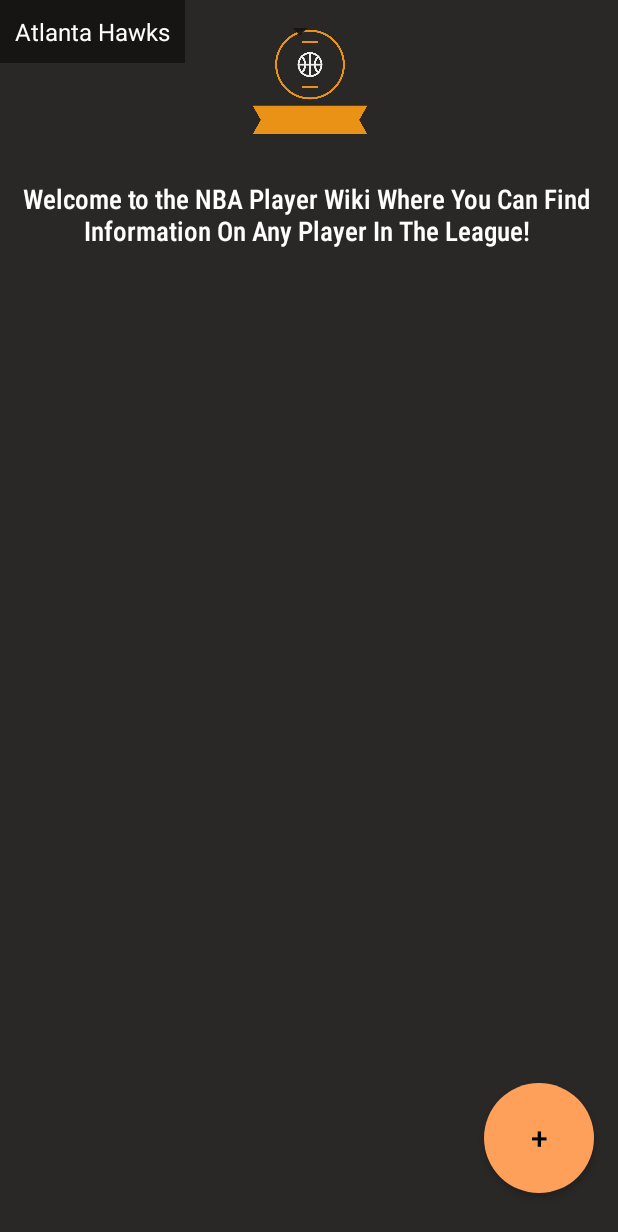
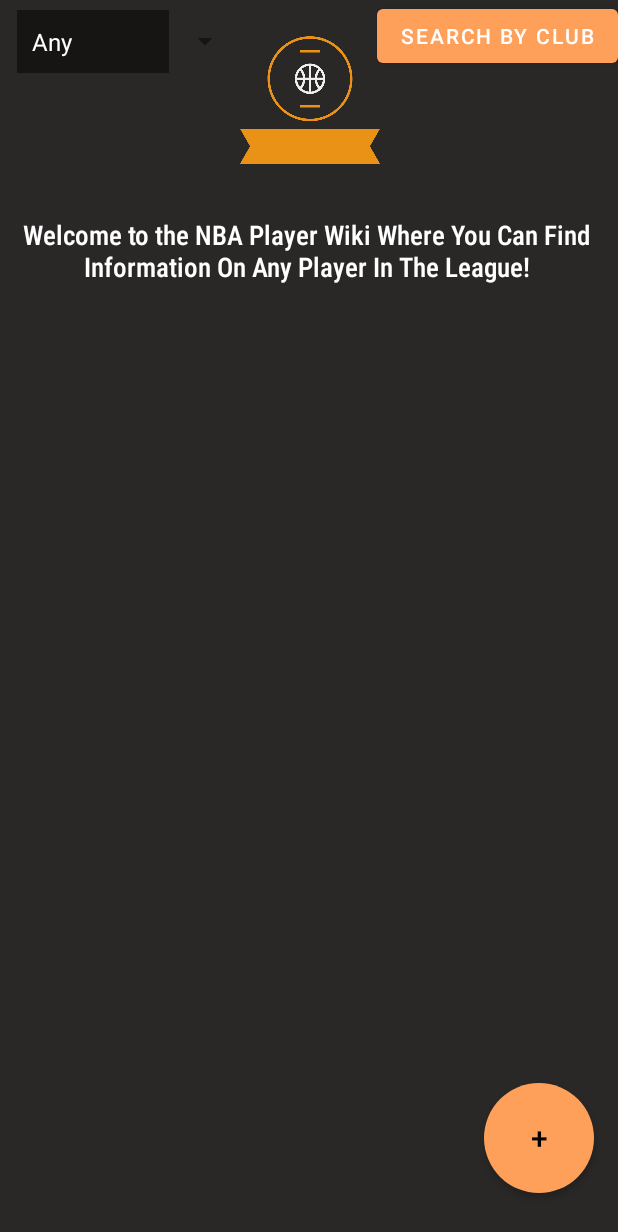
Before and after one commit to BaliciMichael/mobile_app_dev_assignment_1, an Android app: the screen it shows after launch (PlayerListMain), on a phone screen of 412 x 824 dp. Shown: the top 1232 px of the screen. Run offline under Robolectric (Android 15) with nearby library versions, the phone set to English and light mode, and no system bars; our stand-ins replace Picasso.

Commit message:
implemented filtering byclub

```diff
--- a/app/build.gradle
+++ b/app/build.gradle
@@ -3,6 +3,7 @@
     id 'org.jetbrains.kotlin.android'
     id 'kotlin-parcelize'
 }
+
 
 android {
     namespace 'ie.setu.assignment1'
--- a/app/src/main/java/ie/setu/assignment1/activities/PlayerListMain.kt
+++ b/app/src/main/java/ie/setu/assignment1/activities/PlayerListMain.kt
@@ -37,6 +37,7 @@
         }
         team =  binding.teamSpinner
         val teams = arrayOf(
+            "Any",
             "Atlanta Hawks",
             "Boston Celtics",
             "Brooklyn Nets",
@@ -71,7 +72,30 @@
         val adapter = ArrayAdapter(this, R.layout.spinner_layout, teams)
         adapter.setDropDownViewResource(R.layout.spinner_layout)
         team.adapter = adapter
+
+        binding.searchbutton.setOnClickListener{
+            val selected = team.selectedItem.toString()
+            filterSearch(selected)
+        }
     }
+
+    fun filterSearch(selectedTeam:String){
+
+        if(selectedTeam == "Any"){
+            binding.recyclerView.adapter = PlayerAdapter(app.players.findAll(),this)
+
+
+        }
+        else {
+            val filteredPlayers = app.players.findAll().filter { it.club == selectedTeam }
+            binding.recyclerView.adapter = PlayerAdapter(filteredPlayers, this)
+
+
+        }
+
+    }
+
+
     override fun onUpdateClick(player: Player) {
         val launcherIntent = Intent(this, AddPlayer::class.java)
         launcherIntent.putExtra("player_edit", player)
@@ -99,6 +123,7 @@
     }
 
 
+
     private val getClickResult =
         registerForActivityResult(
             ActivityResultContracts.StartActivityForResult()
--- a/app/src/main/res/layout/player_list_main.xml
+++ b/app/src/main/res/layout/player_list_main.xml
@@ -10,13 +10,13 @@
 
     <ImageView
         android:id="@+id/imageView"
-        android:layout_width="429dp"
-        android:layout_height="109dp"
+        android:layout_width="417dp"
+        android:layout_height="133dp"
         app:layout_constraintEnd_toEndOf="parent"
         app:layout_constraintStart_toStartOf="parent"
         app:srcCompat="@drawable/basket"
         tools:ignore="MissingConstraints"
-        tools:layout_editor_absoluteY="24dp" />
+        tools:layout_editor_absoluteY="-3dp" />
 
     <Button
         android:id="@+id/addPlayerButton"
@@ -54,16 +54,27 @@
 
     <Spinner
         android:id="@+id/teamSpinner"
-        android:layout_width="wrap_content"
-        android:layout_height="wrap_content"
+        android:layout_width="149dp"
+        android:layout_height="55dp"
         android:backgroundTint="@color/darkgrey"
         app:layout_constraintBottom_toBottomOf="parent"
         app:layout_constraintEnd_toEndOf="parent"
-        app:layout_constraintHorizontal_bias="0.0"
+        app:layout_constraintHorizontal_bias="0.044"
         app:layout_constraintStart_toStartOf="parent"
         app:layout_constraintTop_toBottomOf="@id/textView2"
         app:layout_constraintTop_toTopOf="parent"
         app:layout_constraintVertical_bias="0.0" />
+
+    <Button
+        android:id="@+id/searchbutton"
+        android:layout_width="wrap_content"
+        android:layout_height="wrap_content"
+        android:onClick="filterSearch"
+        android:text="Search by Club"
+        app:layout_constraintEnd_toEndOf="parent"
+        app:layout_constraintHorizontal_bias="1.0"
+        app:layout_constraintStart_toStartOf="parent"
+        tools:layout_editor_absoluteY="7dp" />
 
     <androidx.recyclerview.widget.RecyclerView
         android:id="@+id/recyclerView"
@@ -77,4 +88,6 @@
         app:layout_constraintTop_toBottomOf="@+id/textView2" />
 
 
+
+
 </androidx.constraintlayout.widget.ConstraintLayout>
--- a/build.gradle
+++ b/build.gradle
@@ -3,4 +3,6 @@
     id 'com.android.application' version '7.4.0' apply false
     id 'com.android.library' version '7.4.0' apply false
     id 'org.jetbrains.kotlin.android' version '1.7.21' apply false
+
+
 }
--- a/settings.gradle
+++ b/settings.gradle
@@ -10,6 +10,7 @@
     repositories {
         google()
         mavenCentral()
+        maven { url 'https://jitpack.io' }
     }
 }
 rootProject.name = "Assignment1"
```
Also changed, not shown: app/src/main/java/ie/setu/assignment1/activities/AddPlayer.kt (+18 -11 lines), app/src/main/res/layout/activity_add_player.xml (+8 -6 lines).
